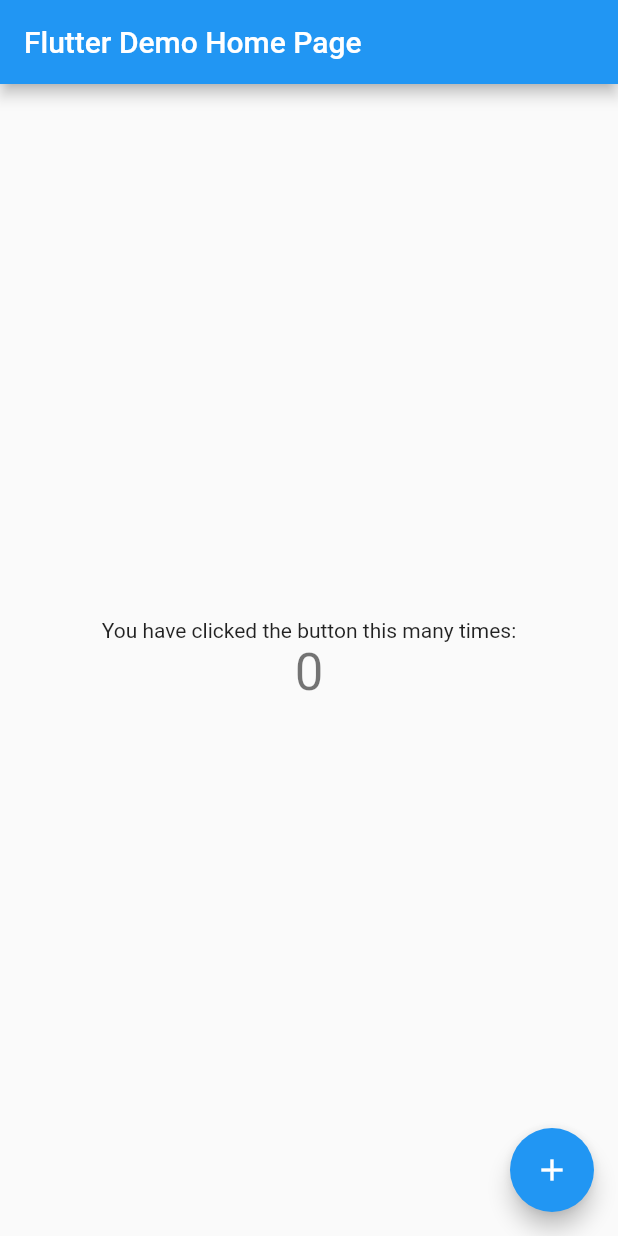
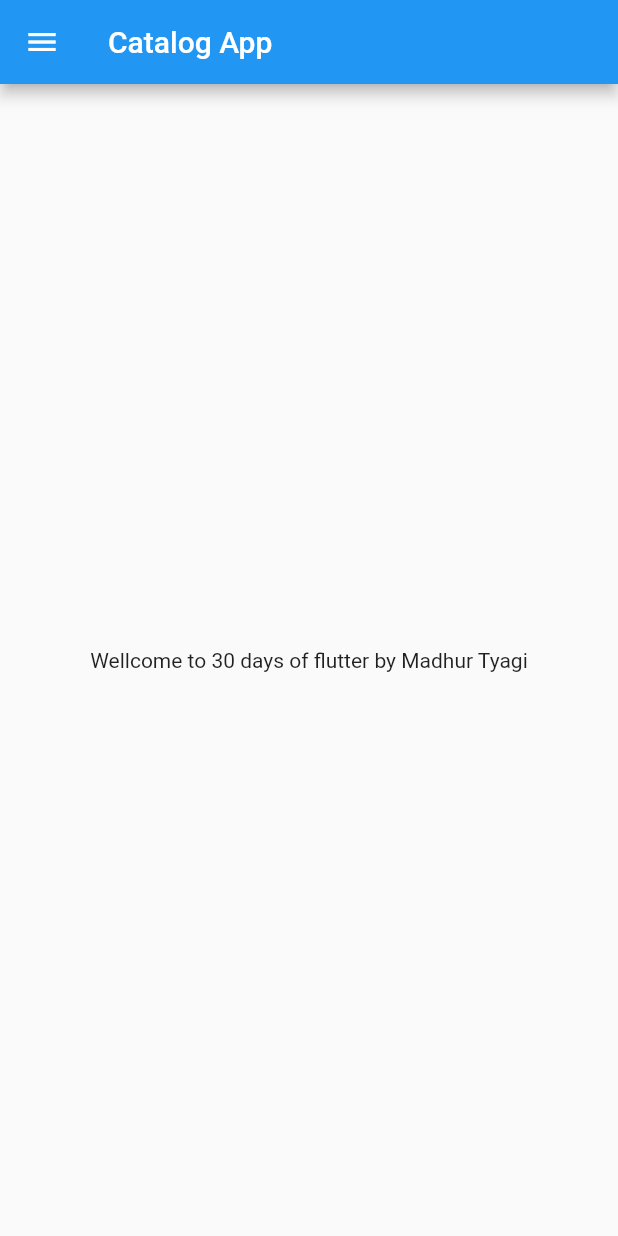
Before and after one commit to tyagimadhur06/Catalogue_app, a Flutter app: the screen it shows after launch, on a phone screen of 412 x 824 dp. Run offline on Flutter 3.47's test engine with Material 2 defaults, Android fonts, the phone set to English and light mode, and no system bars.

Commit message:
Day2 completed

```diff
--- /dev/null
+++ b/lib/home_page.dart
@@ -0,0 +1,21 @@
+import 'package:flutter/material.dart';
+
+class HomePage extends StatelessWidget {
+  const HomePage({super.key});
+  final int day = 30;
+  final String name = "Madhur Tyagi";
+  @override
+  Widget build(BuildContext context) {
+    return Scaffold(
+      appBar: AppBar(
+        title: Text("Catalog App"),
+      ),
+      body: Center(
+        child: Container(
+          child: Text("Wellcome to $day days of flutter by $name"),
+        ),
+      ),
+      drawer: Drawer(),
+    );
+  }
+}
--- a/lib/main.dart
+++ b/lib/main.dart
@@ -1,114 +1,18 @@
 import 'package:flutter/material.dart';
+import 'package:myapp/home_page.dart';
 
-void main() {
-  runApp(const MyApp());
+void main(List<String> args) {
+  runApp(MyApp());
 }
 
 class MyApp extends StatelessWidget {
   const MyApp({super.key});
-  // This widget is the root of your application.
+
   @override
   Widget build(BuildContext context) {
     return MaterialApp(
-      title: 'Flutter Demo',
-      theme: ThemeData(
-        // This is the theme of your application.
-        //
-        // Try running your application with "flutter run". You'll see the
-        // application has a blue toolbar. Then, without quitting the app, try
-        // changing the primarySwatch below to Colors.green and then invoke
-        // "hot reload" (press "r" in the console where you ran "flutter run",
-        // or simply save your changes to "hot reload" in a Flutter IDE).
-        // Notice that the counter didn't reset back to zero; the application
-        // is not restarted.
-        primarySwatch: Colors.blue,
-      ),
-      home: const MyHomePage(title: 'Flutter Demo Home Page'),
+      home:HomePage(),
     );
+    return const Placeholder();
   }
 }
-
-class MyHomePage extends StatefulWidget {
-  const MyHomePage({super.key, required this.title});
-
-  // This widget is the home page of your application. It is stateful, meaning
-  // that it has a State object (defined below) that contains fields that affect
-  // how it looks.
-
-  // This class is the configuration for the state. It holds the values (in this
-  // case the title) provided by the parent (in this case the App widget) and
-  // used by the build method of the State. Fields in a Widget subclass are
-  // always marked "final".
-
-  final String title;
-
-  @override
-  State<MyHomePage> createState() => _MyHomePageState();
-}
-
-class _MyHomePageState extends State<MyHomePage> {
-  int _counter = 0;
-
-  void _incrementCounter() {
-    setState(() {
-      // This call to setState tells the Flutter framework that something has
-      // changed in this State, which causes it to rerun the build method below
-      // so that the display can reflect the updated values. If we changed
-      // _counter without calling setState(), then the build method would not be
-      // called again, and so nothing would appear to happen.
-      _counter++;
-    });
-  }
-
-  @override
-  Widget build(BuildContext context) {
-    // This method is rerun every time setState is called, for instance as done
-    // by the _incrementCounter method above.
-    //
-    // The Flutter framework has been optimized to make rerunning build methods
-    // fast, so that you can just rebuild anything that needs updating rather
-    // than having to individually change instances of widgets.
-    return Scaffold(
-      appBar: AppBar(
-        // Here we take the value from the MyHomePage object that was created by
-        // the App.build method, and use it to set our appbar title.
-        title: Text(widget.title),
-      ),
-      body: Center(
-        // Center is a layout widget. It takes a single child and positions it
-        // in the middle of the parent.
-        child: Column(
-          // Column is also a layout widget. It takes a list of children and
-          // arranges them vertically. By default, it sizes itself to fit its
-          // children horizontally, and tries to be as tall as its parent.
-          //
-          // Invoke "debug painting" (press "p" in the console, choose the
-          // "Toggle Debug Paint" action from the Flutter Inspector in Android
-          // Studio, or the "Toggle Debug Paint" command in Visual Studio Code)
-          // to see the wireframe for each widget.
-          //
-          // Column has various properties to control how it sizes itself and
-          // how it positions its children. Here we use mainAxisAlignment to
-          // center the children vertically; the main axis here is the vertical
-          // axis because Columns are vertical (the cross axis would be
-          // horizontal).
-          mainAxisAlignment: MainAxisAlignment.center,
-          children: <Widget>[
-            const Text(
-              'You have clicked the button this many times:',
-            ),
-            Text(
-              '$_counter',
-              style: Theme.of(context).textTheme.headlineMedium,
-            ),
-          ],
-        ),
-      ),
-      floatingActionButton: FloatingActionButton(
-        onPressed: _incrementCounter,
-        tooltip: 'Increment',
-        child: const Icon(Icons.add),
-      ), // This trailing comma makes auto-formatting nicer for build methods.
-    );
-  }
-}
```
